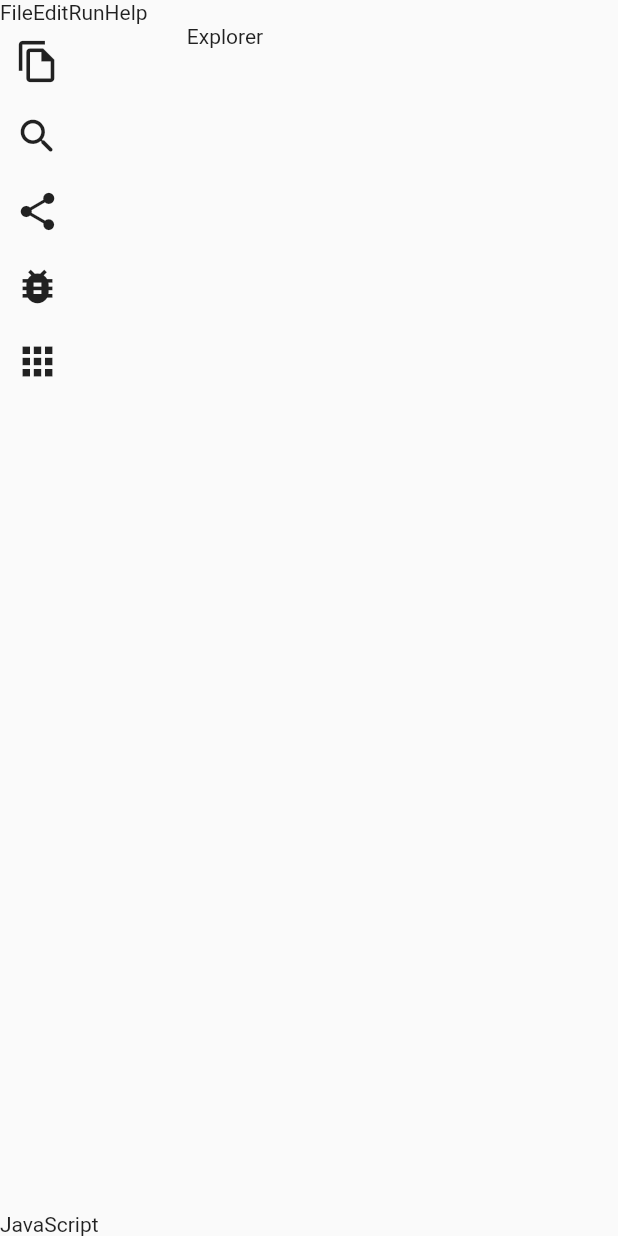
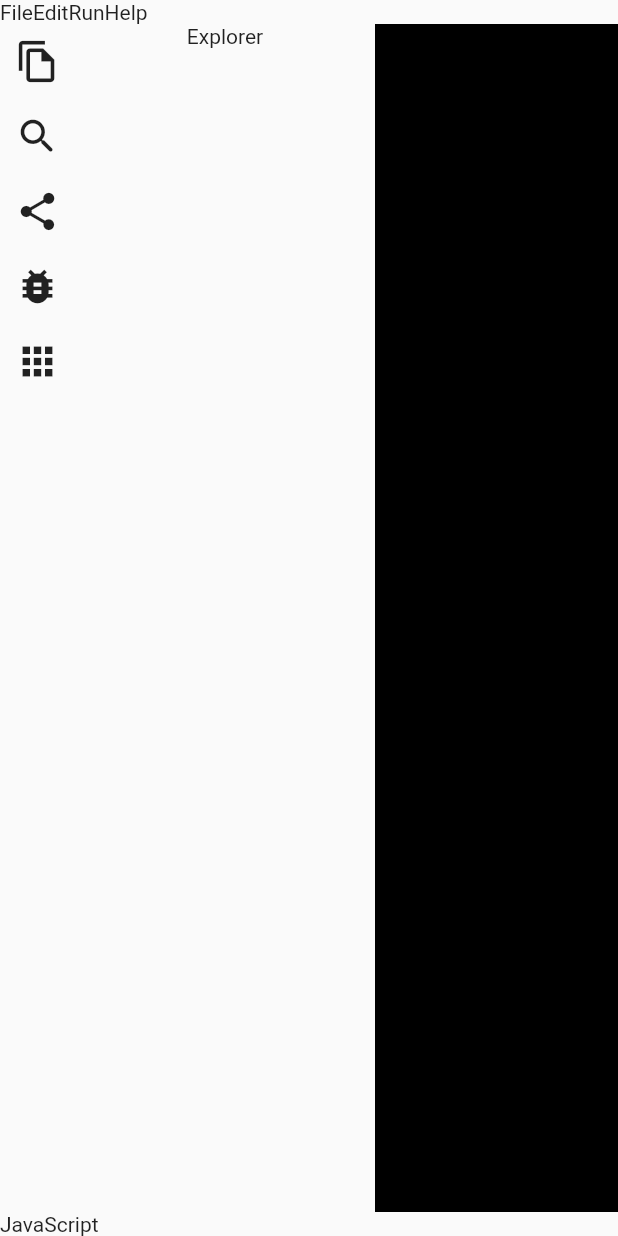
Before and after one commit to xdynamite-editor/xdynamite, a Flutter app: the screen it shows after launch, on a phone screen of 412 x 824 dp. Run offline on Flutter 3.47's test engine with Material 2 defaults, Android fonts, the phone set to English and light mode, and no system bars.

Commit message:
feat : add basic style to text editor

```diff
--- a/lib/screens/home_screen.dart
+++ b/lib/screens/home_screen.dart
@@ -1,6 +1,6 @@
 import 'package:flutter/material.dart';
 import 'package:text_editor/widgets/bottom_bar.dart';
-import 'package:text_editor/widgets/editor.dart';
+import 'package:text_editor/widgets/editor/editor.dart';
 import 'package:text_editor/widgets/menu_bar.dart';
 import 'package:text_editor/widgets/sidebar.dart';
 
--- a/lib/widgets/editor.dart
+++ b/lib/widgets/editor/editor.dart
@@ -5,12 +5,15 @@ class Editor extends StatelessWidget {
 
   @override
   Widget build(BuildContext context) {
-    return Column(children: [
-      TextField(
+    return Container(
+      padding: EdgeInsets.fromLTRB(10, 0, 10, 0),
+      child: TextField(
         decoration: InputDecoration(border: InputBorder.none),
         keyboardType: TextInputType.multiline,
         maxLines: null,
+        style: TextStyle(color: Colors.white, fontWeight: FontWeight.w300),
       ),
-    ]);
+      color: Colors.black,
+    );
   }
 }
```
Also changed, not shown: pubspec.lock, 1 other file.
